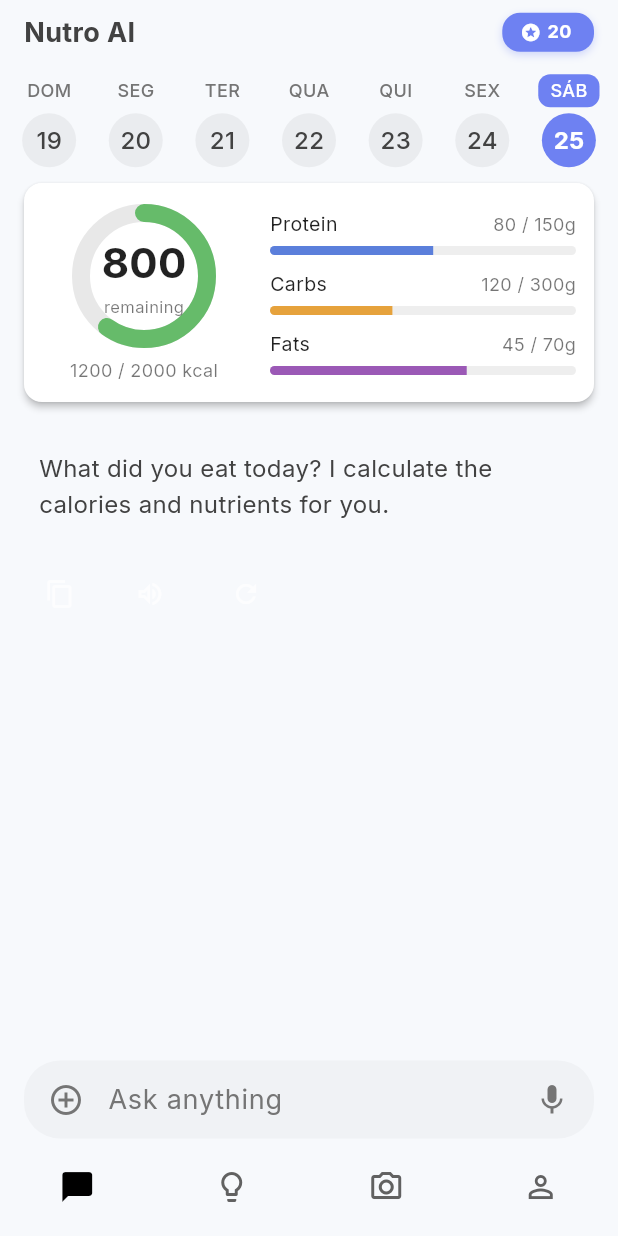
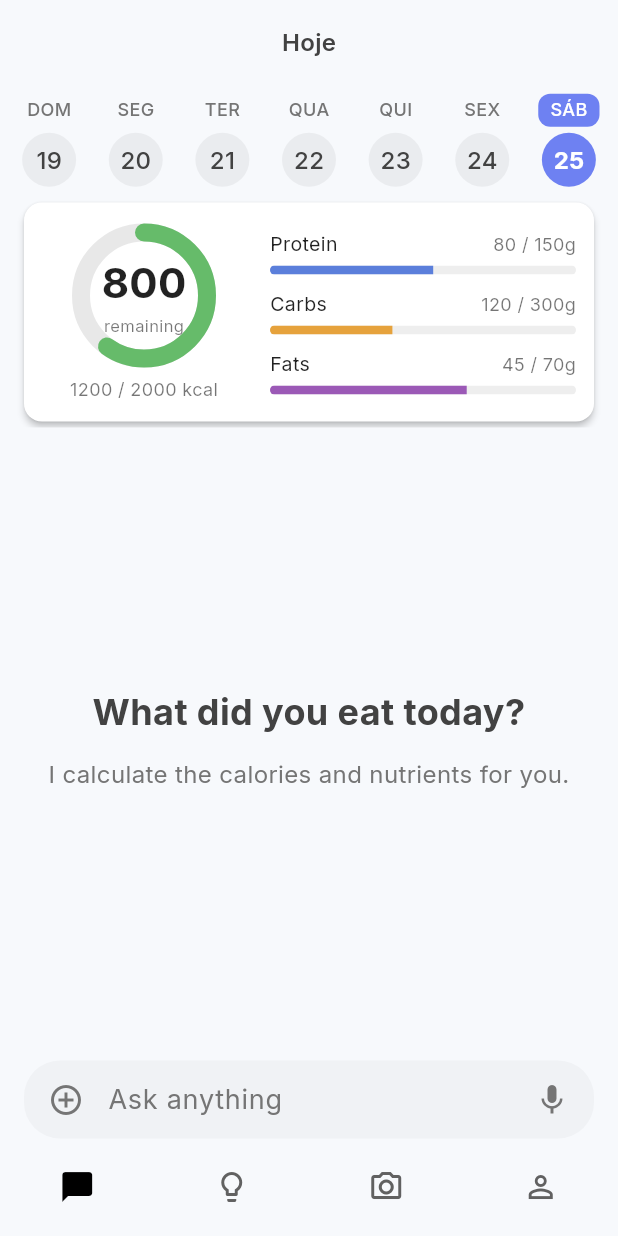
Before and after one commit to fabiano-araujo/nutro_ai, a Flutter app: the screen it shows after launch, on a phone screen of 412 x 824 dp. Run offline on Flutter 3.47's test engine with Material 3 defaults, Android fonts, the phone set to English and light mode, and no system bars; our stand-ins replace assets_audio_player, camera, file_picker, fl_chart, flutter_secure_storage, flutter_tts and 14 more; missing offline and left inert: dart:html, flutter_inappwebview, flutter_math_fork, google_mlkit_text_recognition, in_app_purchase_android, record and 3 more; accounts and stored records are empty.

Commit message:
interface ficando boa

```diff
--- a/lib/screens/ai_tutor_screen.dart
+++ b/lib/screens/ai_tutor_screen.dart
@@ -15,7 +15,6 @@ import '../services/ad_manager.dart';
 import '../models/study_item.dart';
 import '../theme/app_theme.dart';
 import '../providers/credit_provider.dart';
-import '../widgets/credit_indicator.dart';
 import 'settings_screen.dart';
 import '../widgets/message_notifier.dart';
 import '../utils/code_detector.dart';
@@ -278,7 +277,7 @@ class AITutorScreenState extends State<AITutorScreen>
       ttsRef: _ttsMixinRef,
       toolType: toolType,
       conversationId: widget.conversationId ?? conversationIdFromToolData,
-      showWelcomeMessage: !isFromTool && !loadingExistingConversation,
+      showWelcomeMessage: false, // Usando overlay em vez de mensagem no chat
       rawInitialPromptJson: isFromTool
           ? widget.initialPrompt
           : null, // Passa o JSON completo se for ferramenta
@@ -342,8 +341,8 @@ class AITutorScreenState extends State<AITutorScreen>
   void didChangeDependencies() {
     super.didChangeDependencies();
 
-    // Atualizar a mensagem de boas-vindas se necessário
-    _controller.updateWelcomeMessage(context);
+    // Mensagem de boas-vindas agora é exibida como overlay
+    // _controller.updateWelcomeMessage(context);
   }
 
   @override
@@ -827,28 +826,6 @@ class AITutorScreenState extends State<AITutorScreen>
             body: SafeArea(
               child: Column(
                 children: [
-                  // Barra superior com título e indicador de créditos
-                  Container(
-                    padding: EdgeInsets.symmetric(horizontal: 16, vertical: 8),
-                    color: currentScaffoldBackgroundColor,
-                    child: Row(
-                      mainAxisAlignment: MainAxisAlignment.spaceBetween,
-                      children: [
-                        Text(
-                          'Nutro AI',
-                          style: TextStyle(
-                            color: isDarkMode
-                                ? Colors.white
-                                : AppTheme.textPrimaryColor,
-                            fontSize: 18,
-                            fontWeight: FontWeight.bold,
-                          ),
-                        ),
-                        CreditIndicator(),
-                      ],
-                    ),
-                  ),
-
                   // Calendário semanal
                   WeeklyCalendar(
                     selectedDate: DateTime.now(),
@@ -863,39 +840,11 @@ class AITutorScreenState extends State<AITutorScreen>
 
                   // Lista de mensagens
                   Expanded(
-                    child: messages.isEmpty
-                        ? Center(
-                            child: Padding(
-                              padding: EdgeInsets.symmetric(horizontal: 32),
-                              child: Column(
-                                mainAxisAlignment: MainAxisAlignment.center,
-                                children: [
-                                  Text(
-                                    appLocalizations.translate('start_question'),
-                                    style: TextStyle(
-                                      fontSize: 24,
-                                      fontWeight: FontWeight.bold,
-                                      color: isDarkMode
-                                          ? Colors.white
-                                          : AppTheme.textPrimaryColor,
-                                    ),
-                                    textAlign: TextAlign.center,
-                                  ),
-                                  SizedBox(height: 12),
-                                  Text(
-                                    appLocalizations.translate('start_question_subtitle'),
-                                    style: AppTheme.bodyMedium.copyWith(
-                                      color: isDarkMode
-                                          ? Colors.white70
-                                          : AppTheme.textSecondaryColor,
-                                    ),
-                                    textAlign: TextAlign.center,
-                                  ),
-                                ],
-                              ),
-                            ),
-                          )
-                        : ListView.builder(
+                    child: Stack(
+                      children: [
+                        // ListView (só renderiza quando há mensagens)
+                        if (messages.isNotEmpty)
+                          ListView.builder(
                             controller: _scrollController,
                             padding: EdgeInsets.all(16),
                             // Adicionar +1 para o card de ferramentas quando existir
@@ -938,6 +887,47 @@ class AITutorScreenState extends State<AITutorScreen>
                               }
                             },
                           ),
+
+                        // Mensagem de boas-vindas sobreposta (só aparece quando não há mensagens)
+                        if (messages.isEmpty)
+                          Positioned.fill(
+                            child: Container(
+                              color: currentScaffoldBackgroundColor,
+                              child: Center(
+                                child: Padding(
+                                  padding: EdgeInsets.symmetric(horizontal: 32),
+                                  child: Column(
+                                    mainAxisAlignment: MainAxisAlignment.center,
+                                    children: [
+                                      Text(
+                                        appLocalizations.translate('start_question'),
+                                        style: TextStyle(
+                                          fontSize: 24,
+                                          fontWeight: FontWeight.bold,
+                                          color: isDarkMode
+                                              ? Colors.white
+                                              : AppTheme.textPrimaryColor,
+                                        ),
+                                        textAlign: TextAlign.center,
+                                      ),
+                                      SizedBox(height: 12),
+                                      Text(
+                                        appLocalizations.translate('start_question_subtitle'),
+                                        style: AppTheme.bodyMedium.copyWith(
+                                          color: isDarkMode
+                                              ? Colors.white70
+                                              : AppTheme.textSecondaryColor,
+                                        ),
+                                        textAlign: TextAlign.center,
+                                      ),
+                                    ],
+                                  ),
+                                ),
+                              ),
+                            ),
+                          ),
+                      ],
+                    ),
                   ),
 
                   // Área de input
--- a/lib/widgets/weekly_calendar.dart
+++ b/lib/widgets/weekly_calendar.dart
@@ -1,4 +1,5 @@
 import 'package:flutter/material.dart';
+import 'package:intl/intl.dart';
 import '../theme/app_theme.dart';
 
 class WeeklyCalendar extends StatefulWidget {
@@ -43,8 +44,18 @@ class _WeeklyCalendarState extends State<WeeklyCalendar> {
 
   // Calcula o índice da semana baseado em uma data de referência
   int _getWeekIndex(DateTime date) {
-    final difference = date.difference(_referenceDate).inDays;
-    return (difference / 7).floor();
+    // Ajustar a data para o início da semana (domingo)
+    final weekday = date.weekday;
+    final daysToSubtract = weekday == 7 ? 0 : weekday;
+    final weekStart = date.subtract(Duration(days: daysToSubtract));
+
+    // Ajustar a referência para o início da semana também
+    final refWeekday = _referenceDate.weekday;
+    final refDaysToSubtract = refWeekday == 7 ? 0 : refWeekday;
+    final refWeekStart = _referenceDate.subtract(Duration(days: refDaysToSubtract));
+
+    final difference = weekStart.difference(refWeekStart).inDays;
+    return (difference / 7).round();
   }
 
   // Obtém a data de início da semana para um índice específico
@@ -65,12 +76,152 @@ class _WeeklyCalendarState extends State<WeeklyCalendar> {
     return List.generate(7, (index) => weekStart.add(Duration(days: index)));
   }
 
+  String _formatDateTitle() {
+    final now = DateTime.now();
+    final yesterday = now.subtract(Duration(days: 1));
+
+    if (_isSameDay(_selectedDate, now)) {
+      return 'Hoje';
+    } else if (_isSameDay(_selectedDate, yesterday)) {
+      return 'Ontem';
+    } else {
+      final formatter = DateFormat('MMM. d, yyyy', 'pt_BR');
+      return formatter.format(_selectedDate);
+    }
+  }
+
+  void _goToToday() {
+    final today = DateTime.now();
+    final todayWeekIndex = _getWeekIndex(today);
+
+    setState(() {
+      _selectedDate = today;
+      _currentWeekIndex = todayWeekIndex;
+    });
+
+    _pageController.animateToPage(
+      todayWeekIndex + 1000,
+      duration: Duration(milliseconds: 300),
+      curve: Curves.easeInOut,
+    );
+
+    widget.onDaySelected?.call(today);
+  }
+
+  Future<void> _showDatePicker() async {
+    final picked = await showDatePicker(
+      context: context,
+      initialDate: _selectedDate,
+      firstDate: DateTime(2020),
+      lastDate: DateTime(2030),
+      locale: Locale('pt', 'BR'),
+    );
+
+    if (picked != null) {
+      final pickedWeekIndex = _getWeekIndex(picked);
+
+      setState(() {
+        _selectedDate = picked;
+        _currentWeekIndex = pickedWeekIndex;
+      });
+
+      // Animar para a semana correta
+      await _pageController.animateToPage(
+        pickedWeekIndex + 1000,
+        duration: Duration(milliseconds: 300),
+        curve: Curves.easeInOut,
+      );
+
+      widget.onDaySelected?.call(picked);
+    }
+  }
+
   @override
   Widget build(BuildContext context) {
     final brightness = Theme.of(context).brightness;
     final isDarkMode = brightness == Brightness.dark;
+    final isToday = _isSameDay(_selectedDate, DateTime.now());
 
-    return Container(
+    return Column(
+      mainAxisSize: MainAxisSize.min,
+      children: [
+        // AppBar
+        Container(
+          height: 56,
+          color: isDarkMode ? AppTheme.darkBackgroundColor : AppTheme.backgroundColor,
+          padding: EdgeInsets.symmetric(horizontal: 8),
+          child: Row(
+            children: [
+              // Botão "Hoje" (só aparece quando não está no dia atual)
+              SizedBox(
+                width: 80,
+                child: !isToday
+                    ? Padding(
+                        padding: EdgeInsets.only(left: 8),
+                        child: InkWell(
+                          onTap: _goToToday,
+                          borderRadius: BorderRadius.circular(12),
+                          child: Container(
+                            padding: EdgeInsets.symmetric(horizontal: 12, vertical: 8),
+                            decoration: BoxDecoration(
+                              color: Theme.of(context).primaryColor.withAlpha(38),
+                              borderRadius: BorderRadius.circular(12),
+                            ),
+                            child: Row(
+                              mainAxisSize: MainAxisSize.min,
+                              mainAxisAlignment: MainAxisAlignment.center,
+                              children: [
+                                Text(
+                                  'Hoje',
+                                  style: TextStyle(
+                                    color: Theme.of(context).primaryColor,
+                                    fontSize: 14,
+                                    fontWeight: FontWeight.w600,
+                                  ),
+                                ),
+                                SizedBox(width: 4),
+                                Icon(
+                                  Icons.arrow_forward_ios,
+                                  size: 12,
+                                  color: Theme.of(context).primaryColor,
+                                ),
+                              ],
+                            ),
+                          ),
+                        ),
+                      )
+                    : SizedBox.shrink(),
+              ),
+
+              // Título centralizado (data selecionada)
+              Expanded(
+                child: Center(
+                  child: InkWell(
+                    onTap: _showDatePicker,
+                    borderRadius: BorderRadius.circular(8),
+                    child: Padding(
+                      padding: EdgeInsets.symmetric(horizontal: 12, vertical: 8),
+                      child: Text(
+                        _formatDateTitle(),
+                        style: TextStyle(
+                          fontSize: 16,
+                          fontWeight: FontWeight.w600,
+                          color: isDarkMode ? Colors.white : AppTheme.textPrimaryColor,
+                        ),
+                      ),
+                    ),
+                  ),
+                ),
+              ),
+
+              // Espaço vazio à direita para manter centralização
+              SizedBox(width: 80),
+            ],
+          ),
+        ),
+
+        // Calendário semanal
+        Container(
           height: 75,
           color: isDarkMode ? AppTheme.darkBackgroundColor : AppTheme.backgroundColor,
           child: PageView.builder(
@@ -87,6 +238,8 @@ class _WeeklyCalendarState extends State<WeeklyCalendar> {
               return _buildWeekView(daysInWeek, isDarkMode);
             },
           ),
+        ),
+      ],
     );
   }
 
```
Lines whose indentation alone changed are shown as unchanged.
